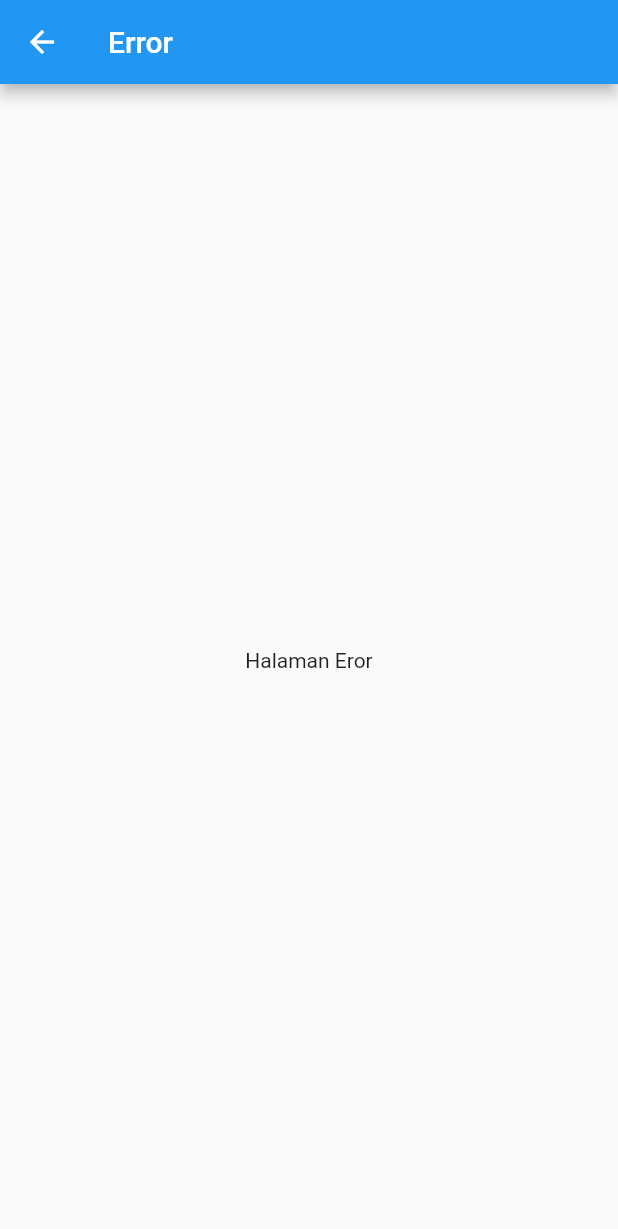
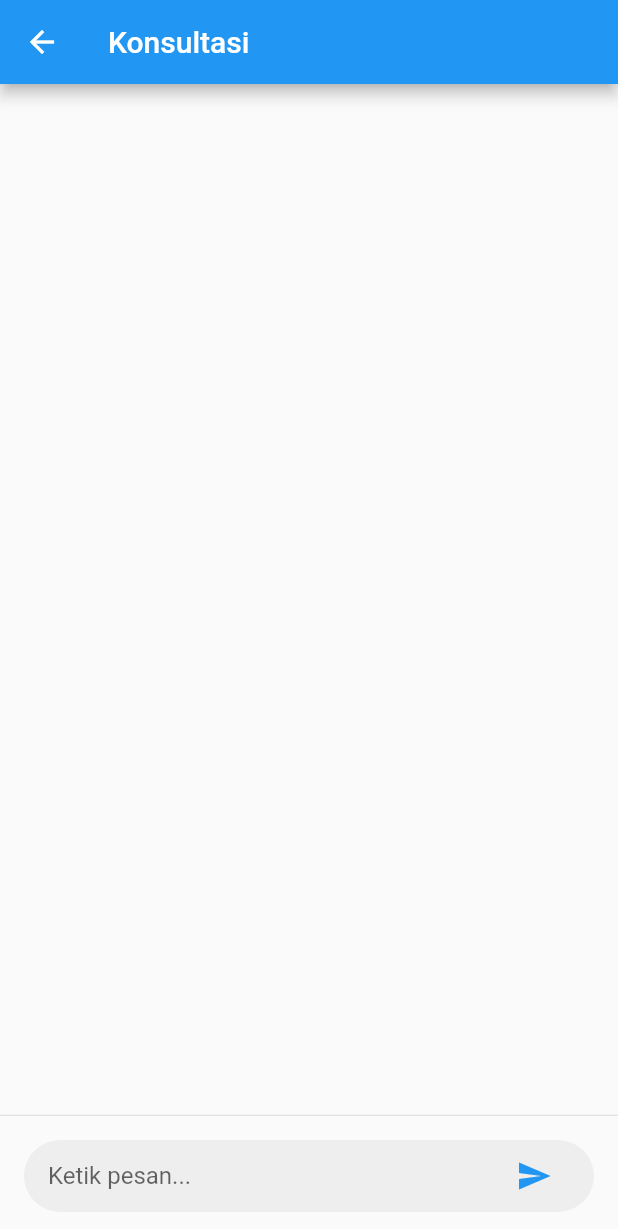
Before and after one commit to K-gultom/Kelompok_PCS, a Flutter app: the screen it shows after launch, after a tap on "Konsultasi", on a phone screen of 412 x 824 dp. Shown: the top 1229 px of the screen. Run offline on Flutter 3.47's test engine with Material 2 defaults, Android fonts, the phone set to English and light mode, and no system bars.

Commit message:
menu konsultasi

```diff
--- /dev/null
+++ b/master_application_kelompok_3/lib/konsultasi.dart
@@ -0,0 +1,97 @@
+import 'package:flutter/material.dart';
+
+class KonsultasiPage extends StatefulWidget {
+  @override
+  _KonsultasiPageState createState() => _KonsultasiPageState();
+}
+
+class _KonsultasiPageState extends State<KonsultasiPage> {
+  final TextEditingController _messageController = TextEditingController();
+  final List<Map<String, dynamic>> _messages = [];
+
+  @override
+  Widget build(BuildContext context) {
+    return Scaffold(
+      appBar: AppBar(
+        title: Text('Konsultasi'),
+      ),
+      body: Column(
+        children: [
+          Expanded(
+            child: Container(
+              padding: EdgeInsets.all(16.0),
+              child: ListView.builder(
+                reverse: true,
+                itemCount: _messages.length,
+                itemBuilder: (BuildContext context, int index) {
+                  final Map<String, dynamic> message = _messages[index];
+                  final bool isMe = message['isMe'];
+                  final Color color = isMe ? Colors.blue : Colors.grey[200]!;
+                  final Alignment alignment =
+                      isMe ? Alignment.centerRight : Alignment.centerLeft;
+                  return Container(
+                    margin: EdgeInsets.only(bottom: 16.0),
+                    decoration: BoxDecoration(
+                      color: color,
+                      borderRadius: BorderRadius.circular(16.0),
+                    ),
+                    child: Padding(
+                      padding: EdgeInsets.symmetric(
+                          horizontal: 16.0, vertical: 8.0),
+                      child: Text(
+                        message['text'],
+                        style: TextStyle(fontSize: 16.0),
+                      ),
+                    ),
+                    alignment: alignment,
+                  );
+                },
+              ),
+            ),
+          ),
+          Divider(height: 1.0),
+          Container(
+            margin: EdgeInsets.all(16.0),
+            decoration: BoxDecoration(
+              color: Colors.grey[200]!,
+              borderRadius: BorderRadius.circular(32.0),
+            ),
+            child: Row(
+              children: [
+                SizedBox(width: 16.0),
+                Expanded(
+                  child: TextField(
+                    controller: _messageController,
+                    decoration: InputDecoration(
+                      hintText: 'Ketik pesan...',
+                      border: InputBorder.none,
+                    ),
+                    onSubmitted: _sendMessage,
+                  ),
+                ),
+                IconButton(
+                  onPressed: () => _sendMessage(_messageController.text),
+                  icon: Icon(Icons.send),
+                  color: Colors.blue,
+                ),
+                SizedBox(width: 16.0),
+              ],
+            ),
+          ),
+        ],
+      ),
+    );
+  }
+
+  void _sendMessage(String text) {
+    if (text.trim().isEmpty) {
+      return;
+    }
+    _messages.insert(0, {
+      'text': text,
+      'isMe': true,
+    });
+    _messageController.clear();
+    setState(() {});
+  }
+}
--- a/master_application_kelompok_3/lib/routes.dart
+++ b/master_application_kelompok_3/lib/routes.dart
@@ -11,6 +11,7 @@ import 'package:master_application_kelompok_3/menu_layanan/perbaikanmesin.dart';
 import 'package:master_application_kelompok_3/menu_layanan/serviceberkala.dart';
 import 'package:master_application_kelompok_3/menu_layanan/servisac.dart';
 import 'package:master_application_kelompok_3/profil.dart';
+import 'package:master_application_kelompok_3/konsultasi.dart';
 
 
 class RouteGenerator {
@@ -51,7 +52,10 @@ class RouteGenerator {
           return MaterialPageRoute(
           builder: (_) => ProfilePage()
           );
-
+    case '/konsultasi':
+          return MaterialPageRoute(
+          builder: (_) =>KonsultasiPage()
+          );
     default:
           return _errorRoute();
     }
```
Also changed, not shown: master_application_kelompok_3/pubspec.lock.
